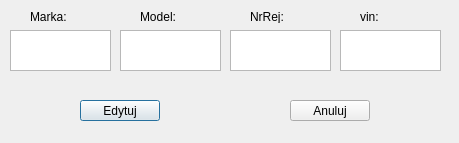
Before: the Qt Designer form edytujwbazie.ui in mgrebla/QT-SQLite-database-browser, drawn with Qt 5.
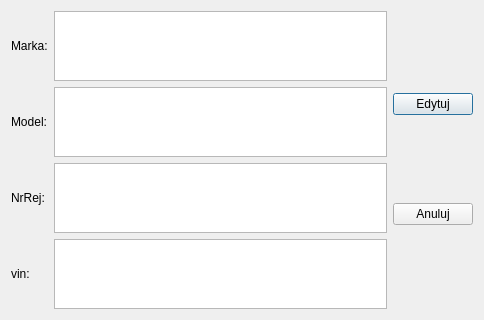
After: the same form once the commit is applied.

Commit message: Changed layouts, added msg dialogs, added #pragma once, MyThread fixes

What changed in the file:
```diff
--- a/edytujwbazie.ui
+++ b/edytujwbazie.ui
@@ -6,131 +6,81 @@
    <rect>
     <x>0</x>
     <y>0</y>
-    <width>459</width>
-    <height>143</height>
+    <width>484</width>
+    <height>152</height>
    </rect>
   </property>
   <property name="windowTitle">
    <string>Dialog</string>
   </property>
-  <widget class="QTextEdit" name="teMarka">
-   <property name="geometry">
-    <rect>
-     <x>10</x>
-     <y>30</y>
-     <width>101</width>
-     <height>41</height>
-    </rect>
-   </property>
-  </widget>
-  <widget class="QTextEdit" name="teModel">
-   <property name="geometry">
-    <rect>
-     <x>120</x>
-     <y>30</y>
-     <width>101</width>
-     <height>41</height>
-    </rect>
-   </property>
-  </widget>
-  <widget class="QTextEdit" name="teNrRej">
-   <property name="geometry">
-    <rect>
-     <x>230</x>
-     <y>30</y>
-     <width>101</width>
-     <height>41</height>
-    </rect>
-   </property>
-  </widget>
-  <widget class="QTextEdit" name="teVin">
-   <property name="geometry">
-    <rect>
-     <x>340</x>
-     <y>30</y>
-     <width>101</width>
-     <height>41</height>
-    </rect>
-   </property>
-  </widget>
-  <widget class="QPushButton" name="pbEdytuj">
-   <property name="geometry">
-    <rect>
-     <x>80</x>
-     <y>100</y>
-     <width>80</width>
-     <height>21</height>
-    </rect>
-   </property>
-   <property name="text">
-    <string>Edytuj</string>
-   </property>
-  </widget>
-  <widget class="QPushButton" name="pbAnuluj">
-   <property name="geometry">
-    <rect>
-     <x>290</x>
-     <y>100</y>
-     <width>80</width>
-     <height>21</height>
-    </rect>
-   </property>
-   <property name="text">
-    <string>Anuluj</string>
-   </property>
-  </widget>
+  <layout class="QHBoxLayout" name="horizontalLayout">
+   <item>
+    <layout class="QVBoxLayout" name="verticalLayout">
+     <item>
   <widget class="QLabel" name="label">
-   <property name="geometry">
-    <rect>
-     <x>30</x>
-     <y>10</y>
-     <width>47</width>
-     <height>13</height>
-    </rect>
-   </property>
    <property name="text">
     <string>Marka:</string>
    </property>
   </widget>
+     </item>
+     <item>
   <widget class="QLabel" name="label_2">
-   <property name="geometry">
-    <rect>
-     <x>140</x>
-     <y>10</y>
-     <width>47</width>
-     <height>13</height>
-    </rect>
-   </property>
    <property name="text">
     <string>Model:</string>
    </property>
   </widget>
+     </item>
+     <item>
   <widget class="QLabel" name="label_3">
-   <property name="geometry">
-    <rect>
-     <x>250</x>
-     <y>10</y>
-     <width>47</width>
-     <height>13</height>
-    </rect>
-   </property>
    <property name="text">
     <string>NrRej:</string>
    </property>
   </widget>
+     </item>
+     <item>
   <widget class="QLabel" name="label_4">
-   <property name="geometry">
-    <rect>
-     <x>360</x>
-     <y>10</y>
-     <width>47</width>
-     <height>13</height>
-    </rect>
-   </property>
    <property name="text">
     <string>vin:</string>
    </property>
   </widget>
+     </item>
+    </layout>
+   </item>
+   <item>
+    <layout class="QVBoxLayout" name="verticalLayout_2">
+     <item>
+      <widget class="QTextEdit" name="teMarka"/>
+     </item>
+     <item>
+      <widget class="QTextEdit" name="teModel"/>
+     </item>
+     <item>
+      <widget class="QTextEdit" name="teNrRej"/>
+     </item>
+     <item>
+      <widget class="QTextEdit" name="teVin"/>
+     </item>
+    </layout>
+   </item>
+   <item>
+    <layout class="QVBoxLayout" name="verticalLayout_4">
+     <item>
+      <widget class="QPushButton" name="pbEdytuj">
+       <property name="text">
+        <string>Edytuj</string>
+       </property>
+      </widget>
+     </item>
+     <item>
+      <widget class="QPushButton" name="pbAnuluj">
+       <property name="text">
+        <string>Anuluj</string>
+       </property>
+      </widget>
+     </item>
+    </layout>
+   </item>
+  </layout>
  </widget>
  <resources/>
  <connections/>
```
Lines whose indentation alone changed are shown as unchanged. The commit also changes 14 other files.
